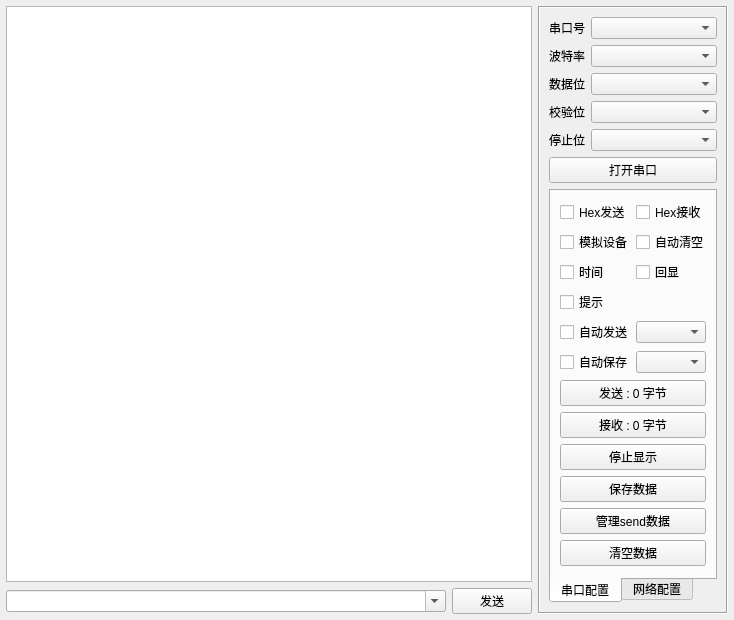
This is frmcomtool.ui in GitHubFroxy/com as Qt 5 draws it before an edit. The edited form follows.
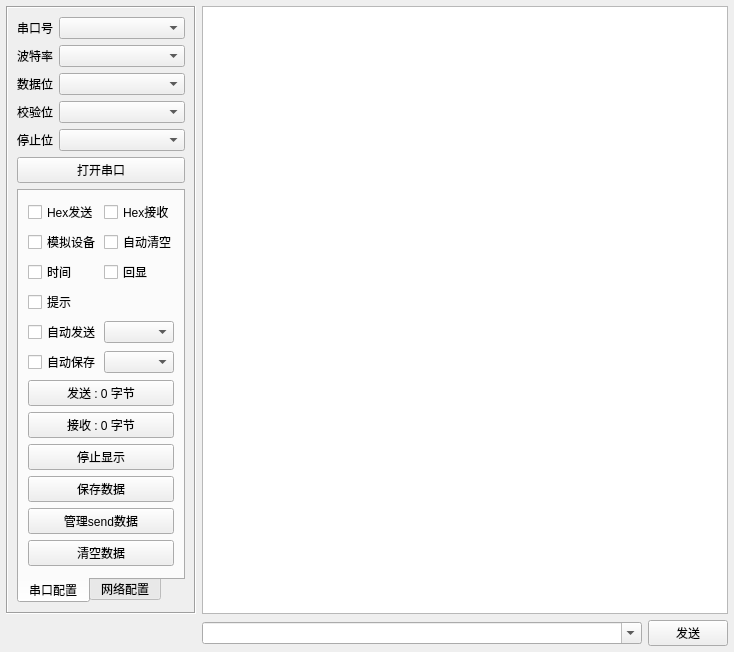
This is the edited form.

Commit message: <优化>布局

Patch:
```diff
--- a/frmcomtool.ui
+++ b/frmcomtool.ui
@@ -23,7 +23,7 @@
    <property name="bottomMargin">
     <number>6</number>
    </property>
-   <item row="0" column="0">
+   <item row="0" column="1">
     <widget class="QTextEdit" name="txtMain">
      <property name="enabled">
       <bool>true</bool>
@@ -42,7 +42,40 @@
      </property>
     </widget>
    </item>
-   <item row="0" column="1" rowspan="2">
+   <item row="1" column="1">
+    <layout class="QHBoxLayout" name="horizontalLayout">
+     <item>
+      <widget class="QComboBox" name="cboxSend">
+       <property name="sizePolicy">
+        <sizepolicy hsizetype="Expanding" vsizetype="Fixed">
+         <horstretch>0</horstretch>
+         <verstretch>0</verstretch>
+        </sizepolicy>
+       </property>
+       <property name="editable">
+        <bool>true</bool>
+       </property>
+       <property name="duplicatesEnabled">
+        <bool>false</bool>
+       </property>
+      </widget>
+     </item>
+     <item>
+      <widget class="QPushButton" name="btnSend">
+       <property name="minimumSize">
+        <size>
+         <width>80</width>
+         <height>0</height>
+        </size>
+       </property>
+       <property name="text">
+        <string>发送</string>
+       </property>
+      </widget>
+     </item>
+    </layout>
+   </item>
+   <item row="0" column="0">
     <widget class="QFrame" name="frmRight">
      <property name="minimumSize">
       <size>
@@ -434,39 +467,6 @@
      </layout>
     </widget>
    </item>
-   <item row="1" column="0">
-    <layout class="QHBoxLayout" name="horizontalLayout">
-     <item>
-      <widget class="QComboBox" name="cboxSend">
-       <property name="sizePolicy">
-        <sizepolicy hsizetype="Expanding" vsizetype="Fixed">
-         <horstretch>0</horstretch>
-         <verstretch>0</verstretch>
-        </sizepolicy>
-       </property>
-       <property name="editable">
-        <bool>true</bool>
-       </property>
-       <property name="duplicatesEnabled">
-        <bool>false</bool>
-       </property>
-      </widget>
-     </item>
-     <item>
-      <widget class="QPushButton" name="btnSend">
-       <property name="minimumSize">
-        <size>
-         <width>80</width>
-         <height>0</height>
-        </size>
-       </property>
-       <property name="text">
-        <string>发送</string>
-       </property>
-      </widget>
-     </item>
-    </layout>
-   </item>
   </layout>
  </widget>
  <resources/>
```
The commit also changes 1 other file.
